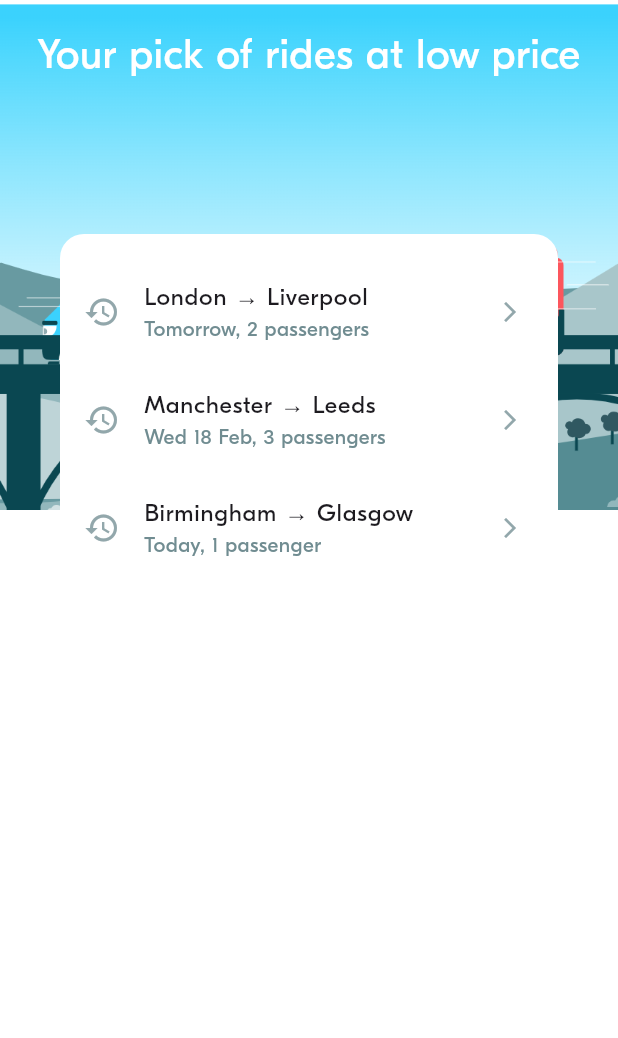
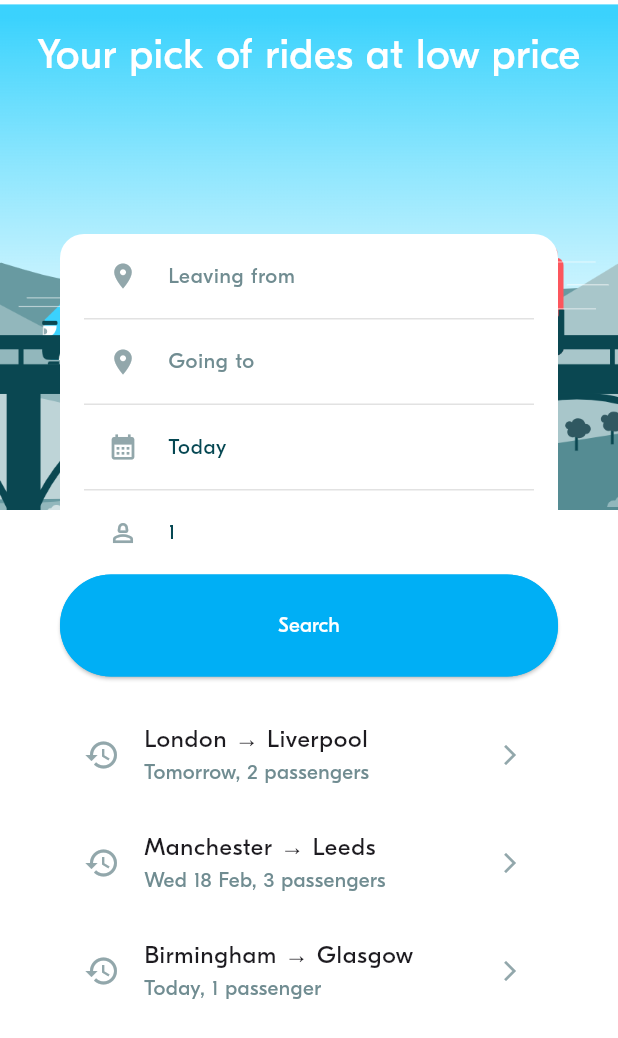
Before and after one commit to nithkidd/FLUTTER---BLABLACAR, a Flutter app: the screen it shows after launch, on a phone screen of 412 x 824 dp. Shown: the top 1038 px of the screen. Run offline on Flutter 3.47's test engine with Material 3 defaults, Android fonts, the phone set to English and light mode, and no system bars; project files that could hold a hidden picture were left out.

Commit message:
BLA-003 -Implement Form

```diff
--- a/lib/model/ride/locations.dart
+++ b/lib/model/ride/locations.dart
@@ -19,6 +19,11 @@ class Location {
   final Country country;
 
   const Location({required this.name, required this.country});
+
+  // to copy constructor
+  Location.copy(Location other)
+      : name = other.name,
+        country = other.country;
 
   @override
   bool operator ==(Object other) {
--- a/lib/ui/screens/ride_pref/widgets/ride_prefs_form.dart
+++ b/lib/ui/screens/ride_pref/widgets/ride_prefs_form.dart
@@ -1,7 +1,13 @@
+import 'package:blabla/utils/date_time_utils.dart';
 import 'package:flutter/material.dart';
 
 import '../../../../model/ride/locations.dart';
 import '../../../../model/ride_pref/ride_pref.dart';
+import '../../../theme/theme.dart';
+import '../../../widgets/actions/bla_button.dart';
+import '../../../widgets/display/bla_divider.dart';
+import '../../../widgets/inputs/bla_location_picker.dart';
+import 'ride_prefs_input_tile.dart';
 
 ///
 /// A Ride Preference From is a view to select:
@@ -36,15 +42,79 @@ class _RidePrefFormState extends State<RidePrefForm> {
   void initState() {
     super.initState();
     // TODO
+    if (widget.initRidePref != null) {
+      departure = widget.initRidePref!.departure;
+      arrival = widget.initRidePref!.arrival;
+      departureDate = widget.initRidePref!.departureDate;
+      requestedSeats = widget.initRidePref!.requestedSeats;
+    } else {
+      departureDate = DateTime.now();
+      requestedSeats = 1; // seat will be 1 by default value
+      departure = null;
+      arrival = null;
+    }
   }
 
   // ----------------------------------
   // Handle events
   // ----------------------------------
 
+  void onDeparturePressed() async {
+    Location? selectedLocation = await Navigator.of(context).push<Location>(
+      MaterialPageRoute(builder: (context) => BlaLocationPicker()),
+    );
+
+    if (selectedLocation != null) {
+      setState(() {
+        departure = selectedLocation;
+      });
+    }
+  }
+
+  void onArrivalPressed() async {
+    Location? selectedLocation = await Navigator.of(context).push<Location>(
+      MaterialPageRoute(builder: (context) => BlaLocationPicker()),
+    );
+
+    if (selectedLocation != null) {
+      setState(() {
+        arrival = selectedLocation;
+      });
+    }
+  }
+
+  void onSubmit() {
+    // search
+  }
+
+  void onSwapLocations() {
+    setState(() {
+      //switch only both fields are defined
+      if (departure != null && arrival != null) {
+        final temp = departure;
+        departure = Location.copy(arrival!);
+        arrival = Location.copy(temp!);
+      }
+    });
+  }
+
   // ----------------------------------
   // Compute the widgets rendering
   // ----------------------------------
+
+  String get departureLabel =>
+      departure != null ? departure!.name : "Leaving from";
+  String get arrivalLabel => arrival != null ? arrival!.name : "Going to";
+  String get dateLabel => DateTimeUtils.formatDateTime(departureDate);
+  String get numberLabel => requestedSeats.toString();
+
+  bool get showDeparturePlaceholder => departure == null;
+  bool get showArrivalPlaceholder => arrival == null;
+
+  bool get isSwitchVisible =>
+      arrival != null &&
+      departure !=
+          null; // switch is only visible if both departure and arrival are defined
 
   // ----------------------------------
   // Build the widgets
@@ -55,7 +125,51 @@ class _RidePrefFormState extends State<RidePrefForm> {
       mainAxisAlignment: MainAxisAlignment.start,
       crossAxisAlignment: CrossAxisAlignment.stretch,
       children: [
+        Padding(
+          padding: const EdgeInsets.symmetric(horizontal: BlaSpacings.m),
+          child: Column(
+            children: [
+              // ride departure
+              RidePrefsInputTile(
+                isPlaceholder: showDeparturePlaceholder,
+                title: departureLabel,
+                leftIcon: Icons.location_on,
+                onPressed: onDeparturePressed,
+                rightIcon: isSwitchVisible ? Icons.swap_vert : null,
+                onRightIconPressed: isSwitchVisible ? onSwapLocations : null,
+              ),
+              const BlaDivider(),
 
-        ]);
+              // ride arrival
+              RidePrefsInputTile(
+                isPlaceholder: showArrivalPlaceholder,
+                title: arrivalLabel,
+                leftIcon: Icons.location_on,
+                onPressed: onArrivalPressed,
+              ),
+              const BlaDivider(),
+
+              // ride date
+              RidePrefsInputTile(
+                title: dateLabel,
+                leftIcon: Icons.calendar_month,
+                onPressed: () {},
+              ),
+              const BlaDivider(),
+
+              // ride number of seats
+              RidePrefsInputTile(
+                title: numberLabel,
+                leftIcon: Icons.person_2_outlined,
+                onPressed: () {},
+              ),
+            ],
+          ),
+        ),
+
+        // 5 - Launch a search
+        BlaButton(color: BlaColors.primary, text: 'Search', onTap: onSubmit),
+      ],
+    );
   }
 }
--- /dev/null
+++ b/lib/ui/screens/ride_pref/widgets/ride_prefs_input_tile.dart
@@ -0,0 +1,41 @@
+import 'package:flutter/material.dart';
+import '../../../widgets/actions/bla_icon_button.dart';
+import '../../../theme/theme.dart';
+
+class RidePrefsInputTile extends StatelessWidget {
+  final String title;
+  final VoidCallback onPressed;
+  final IconData leftIcon;
+
+  final bool isPlaceholder; // to switch text color if it's a placeholder its lighter text
+  //optional right icon & press button
+  final IconData? rightIcon;
+  final VoidCallback? onRightIconPressed;
+
+  const RidePrefsInputTile({
+    super.key,
+    required this.title,
+    required this.onPressed,
+    required this.leftIcon,
+    this.rightIcon,
+    this.onRightIconPressed,
+    this.isPlaceholder = false,
+  });
+
+  Color get textColor => isPlaceholder ? BlaColors.textLight : BlaColors.textNormal;
+
+  @override
+  Widget build(BuildContext context) {
+    return ListTile(
+      onTap: onPressed,
+      title: Text(
+        title,
+        style: BlaTextStyles.button.copyWith(color: textColor),
+      ),
+      leading: Icon(leftIcon, size: BlaSize.icon, color: BlaColors.iconLight),
+      trailing: rightIcon != null && onRightIconPressed != null
+          ? BlaIconButton(icon: rightIcon, onPressed: onRightIconPressed)
+          : null,
+    );
+  }
+}
--- a/lib/ui/theme/theme.dart
+++ b/lib/ui/theme/theme.dart
@@ -55,7 +55,10 @@ class BlaTextStyles {
   static TextStyle button =  TextStyle(fontSize: 14, fontWeight: FontWeight.w500);
 }
 
-
+//need size for neccesary items
+class BlaSize {
+  static const double icon = 20;
+}
 
 ///
 /// Definition of App spacings, in pixels.
```
Also changed, not shown: lib/ui/widgets/actions/bla_icon_button.dart (added, +18 -0 lines), lib/ui/widgets/inputs/bla_location_picker.dart (added, +17 -0 lines), 1 other file.
